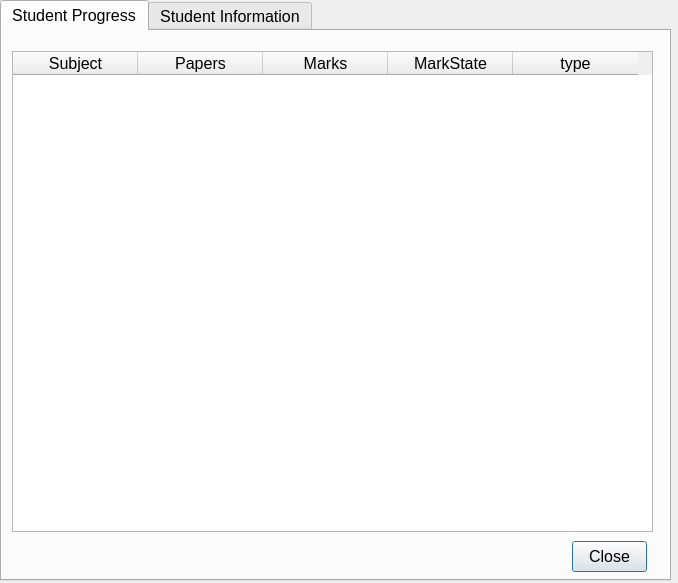
This is studentinformation.ui in dkithmal/BinduProjectTeacher as Qt 5 draws it before an edit. The edited form follows.
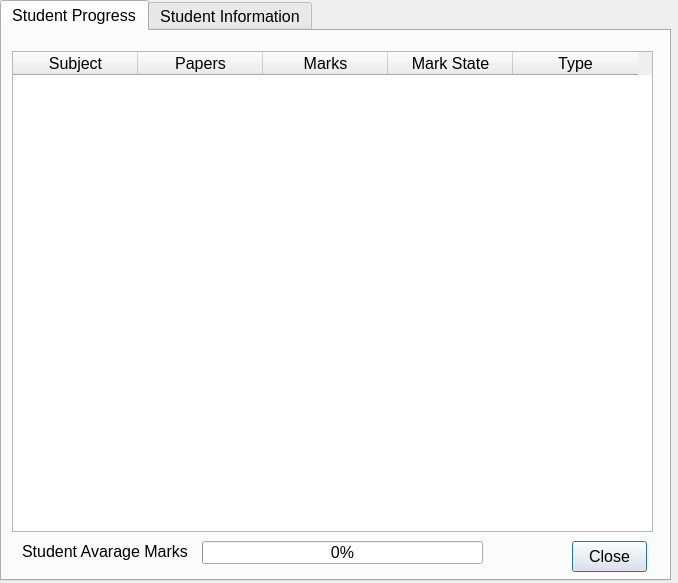
This is the edited form. The open tabs and pages were chosen to show the change.

Commit message: student avarage show done and change spelling mistakes

What changed in the file:
```diff
--- a/studentinformation.ui
+++ b/studentinformation.ui
@@ -86,12 +86,12 @@
      </column>
      <column>
       <property name="text">
-       <string>MarkState</string>
+       <string>Mark State</string>
       </property>
      </column>
      <column>
       <property name="text">
-       <string>type</string>
+       <string>Type</string>
       </property>
      </column>
     </widget>
@@ -108,6 +108,32 @@
       <string>Close</string>
      </property>
     </widget>
+    <widget class="QProgressBar" name="pBStudentMSummry">
+     <property name="geometry">
+      <rect>
+       <x>200</x>
+       <y>510</y>
+       <width>281</width>
+       <height>23</height>
+      </rect>
+     </property>
+     <property name="value">
+      <number>0</number>
+     </property>
+    </widget>
+    <widget class="QLabel" name="label">
+     <property name="geometry">
+      <rect>
+       <x>20</x>
+       <y>510</y>
+       <width>171</width>
+       <height>21</height>
+      </rect>
+     </property>
+     <property name="text">
+      <string>Student Avarage Marks</string>
+     </property>
+    </widget>
    </widget>
    <widget class="QWidget" name="tab_2">
     <attribute name="title">
```
Left out of the diff: 4 changed lines with no effect on the pictures. The commit also changes 77 other files.
